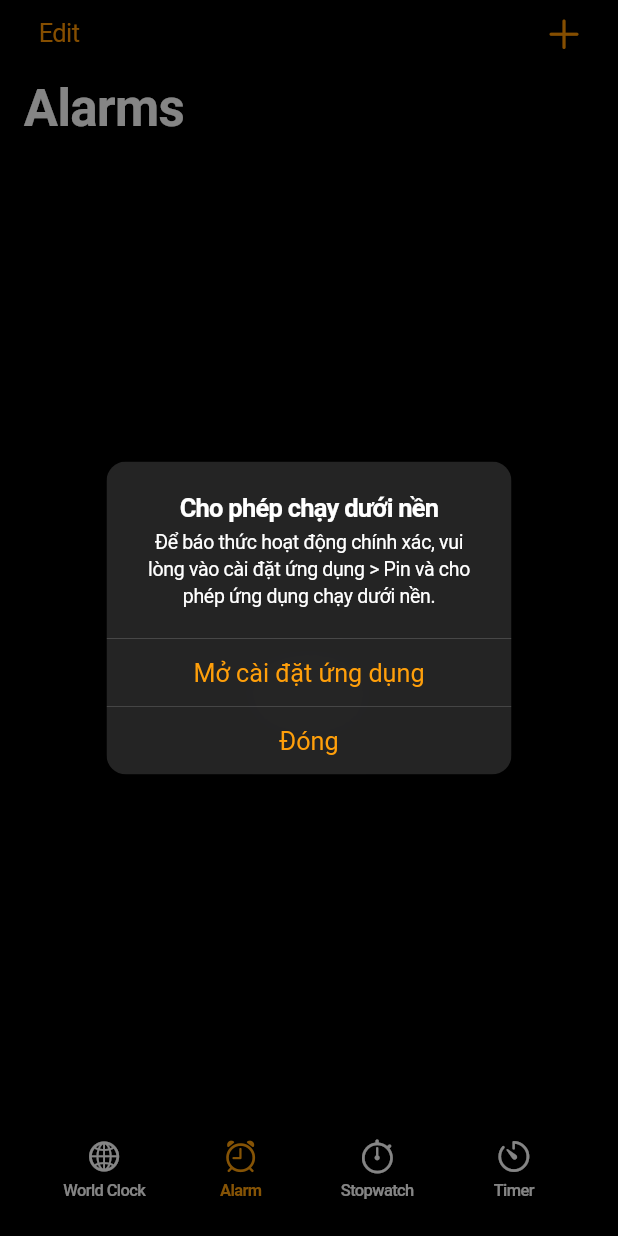
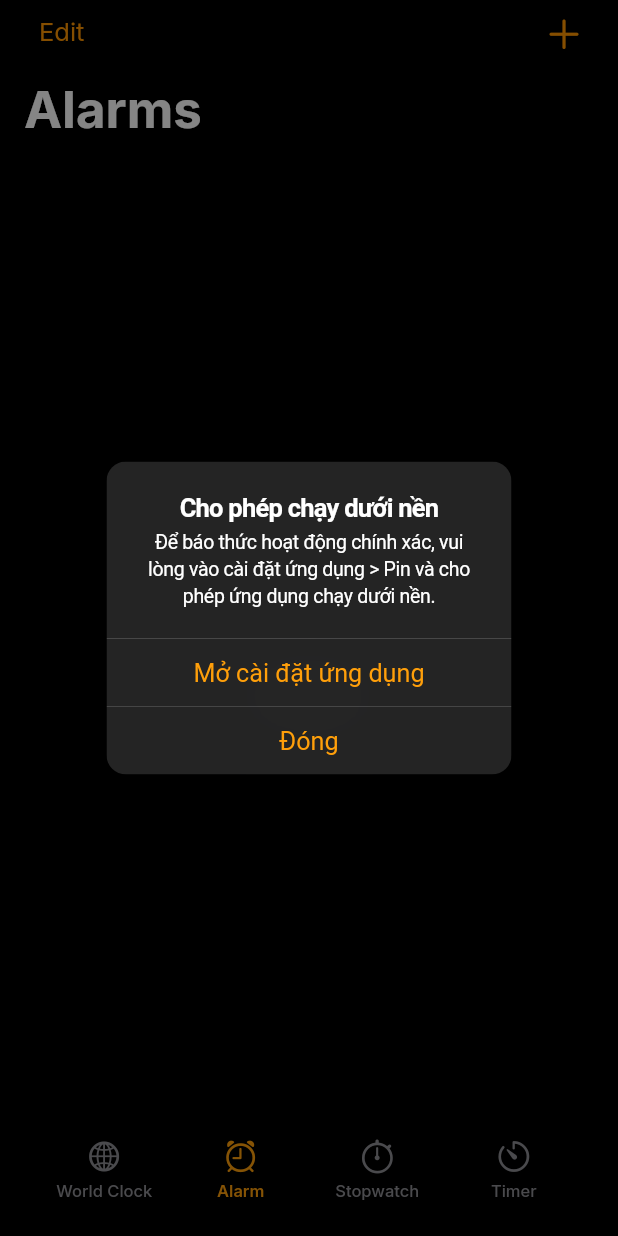
Before and after one commit to minhan176/Alarm-iOS, a Flutter app: the screen it shows after launch, on a phone screen of 412 x 824 dp. Run offline on Flutter 3.47's test engine with Material 3 defaults, Android fonts, the light colour scheme and no system bars; drawn by our look-alikes of modal_bottom_sheet; our stand-ins replace audioplayers, file_picker, flutter_local_notifications, permission_handler, shared_preferences, timezone and 1 more; missing offline and left inert: android_alarm_manager_plus, android_intent_plus, jbh_ringtone, liquid_glass_renderer, motor.

Commit message:
Update project

```diff
--- a/lib/main.dart
+++ b/lib/main.dart
@@ -70,17 +70,16 @@ class _MainAppState extends State<MainApp> with WidgetsBindingObserver {
   bool _permissionChecked = false;
 
   // Battery optimization variables
-  bool _batteryOptimizationIgnored = false;
   bool _batteryDialogShown = false;
   bool _shouldDismissBatteryDialog = false;
-  bool _batteryPermissionChecked = false;
+  bool _batteryDialogDisplayedOnce = false;
 
   @override
   void initState() {
     super.initState();
     WidgetsBinding.instance.addObserver(this);
     _checkOverlayPermission();
-    _checkBatteryOptimizationPermission();
+    _loadBatteryDialogState();
 
     // Set up method channel to listen for navigation calls from Android
     const platform = MethodChannel('com.example.alarm/navigation');
@@ -120,9 +119,6 @@ class _MainAppState extends State<MainApp> with WidgetsBindingObserver {
     if (state == AppLifecycleState.resumed && _dialogShown) {
       _checkPermissionAgain();
     }
-    if (state == AppLifecycleState.resumed && _batteryDialogShown) {
-      _checkBatteryPermissionAgain();
-    }
   }
 
   Future<void> _checkOverlayPermission() async {
@@ -138,6 +134,18 @@ class _MainAppState extends State<MainApp> with WidgetsBindingObserver {
     await prefs.setBool('overlay_dialog_shown', shown);
   }
 
+  Future<void> _loadBatteryDialogState() async {
+    final prefs = await SharedPreferences.getInstance();
+    setState(() {
+      _batteryDialogDisplayedOnce = prefs.getBool('battery_dialog_shown') ?? false;
+    });
+  }
+
+  Future<void> _saveBatteryDialogState(bool shown) async {
+    final prefs = await SharedPreferences.getInstance();
+    await prefs.setBool('battery_dialog_shown', shown);
+  }
+
   Future<void> _checkPermissionAgain() async {
     final status = await Permission.systemAlertWindow.status;
     setState(() {
@@ -149,27 +157,10 @@ class _MainAppState extends State<MainApp> with WidgetsBindingObserver {
     });
   }
 
-  Future<void> _checkBatteryOptimizationPermission() async {
-    final isIgnoring = await BatteryOptimizationService.isIgnoringBatteryOptimizations();
-    setState(() {
-      _batteryOptimizationIgnored = isIgnoring;
-      _batteryPermissionChecked = true;
-    });
-  }
-
-  Future<void> _checkBatteryPermissionAgain() async {
-    final isIgnoring = await BatteryOptimizationService.isIgnoringBatteryOptimizations();
-    setState(() {
-      _batteryOptimizationIgnored = isIgnoring;
-      _batteryPermissionChecked = true;
-      if (isIgnoring) {
-        _shouldDismissBatteryDialog = true;
-      }
-    });
-  }
-
   void _showBatteryOptimizationDialog(BuildContext context) {
     _batteryDialogShown = true;
+    _batteryDialogDisplayedOnce = true;
+    _saveBatteryDialogState(true);
     showCupertinoDialog(
       context: navigatorKey.currentContext ?? context,
       barrierDismissible: false,
@@ -241,8 +232,8 @@ class _MainAppState extends State<MainApp> with WidgetsBindingObserver {
       });
     }
 
-    // Battery optimization dialog logic
-    if (_batteryPermissionChecked && !_batteryOptimizationIgnored && !_batteryDialogShown) {
+    // Battery optimization dialog logic - only show after overlay is granted and only once
+    if (_permissionChecked && _overlayGranted && !_batteryDialogDisplayedOnce && !_batteryDialogShown) {
       WidgetsBinding.instance.addPostFrameCallback((_) {
         _showBatteryOptimizationDialog(context);
       });
@@ -272,6 +263,21 @@ class _MainAppState extends State<MainApp> with WidgetsBindingObserver {
           barBackgroundColor: Color(0xFF1C1C1E),
           textTheme: CupertinoTextThemeData(
             primaryColor: CupertinoColors.white,
+            textStyle: TextStyle(
+              fontFamily: 'Inter',
+              fontSize: 17,
+              fontWeight: FontWeight.w400,
+            ),
+            navTitleTextStyle: TextStyle(
+              fontFamily: 'Inter',
+              fontSize: 17,
+              fontWeight: FontWeight.w600,
+            ),
+            navLargeTitleTextStyle: TextStyle(
+              fontFamily: 'Inter',
+              fontSize: 34,
+              fontWeight: FontWeight.w700,
+            ),
           ),
         ),
         home: AnnotatedRegion<SystemUiOverlayStyle>(
--- a/lib/widgets/liquid_glass_bottom_bar.dart
+++ b/lib/widgets/liquid_glass_bottom_bar.dart
@@ -201,7 +201,7 @@ class _BottomBarTab extends StatelessWidget {
     final theme = CupertinoTheme.of(context);
     final iconColor = selected
         ? theme.primaryColor
-        : theme.textTheme.textStyle.color;
+        : CupertinoColors.systemGrey;
 
     return GestureDetector(
       onTap: onTap,
--- a/pubspec.yaml
+++ b/pubspec.yaml
@@ -38,3 +38,8 @@ flutter:
   uses-material-design: true
   assets:
     - assets/sounds/
+  fonts:
+    - family: Inter
+      fonts:
+        - asset: assets/fonts/Inter-Regular.woff2
+          weight: 400
```
Also changed, not shown: pubspec.lock, 2 other files.
